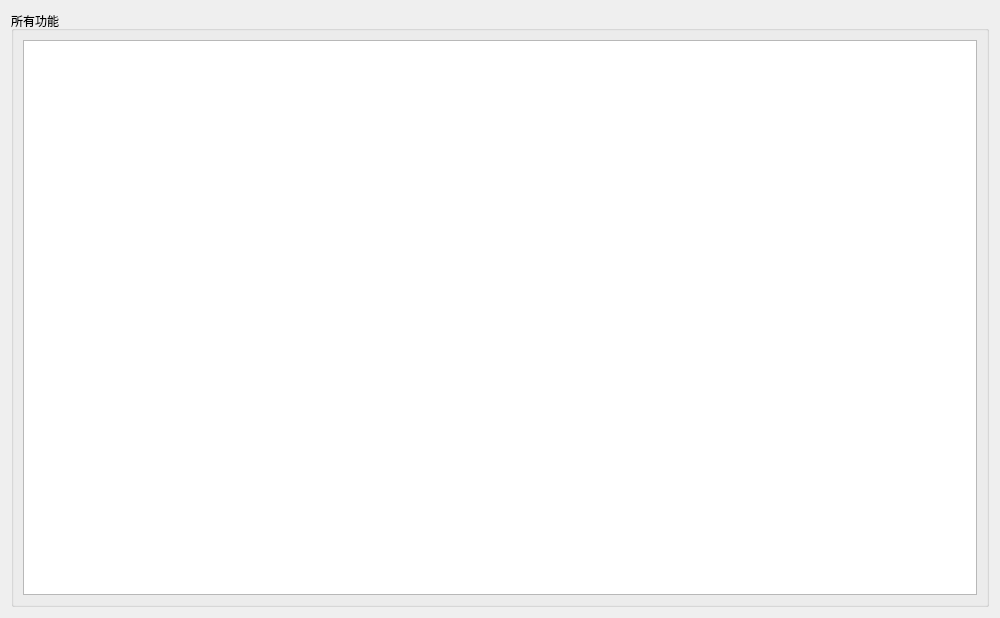
Before: the Qt Designer form Ui/welcome.ui in 1604042736/MinecraftLauncher, drawn with Qt 5.
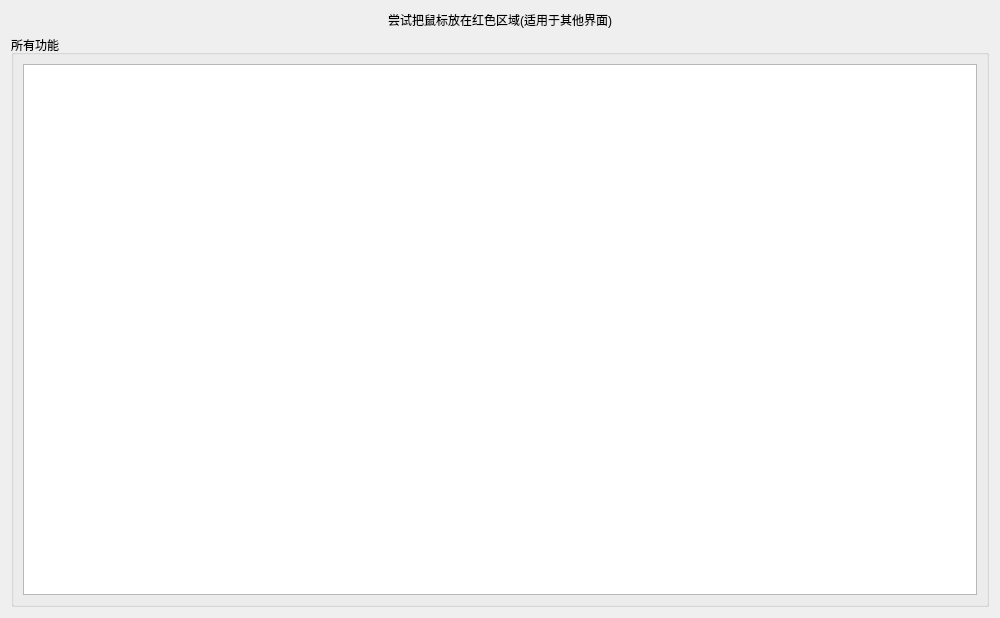
After: the same form once the commit is applied. Custom widgets are drawn as their Qt base class.

Diff of the .ui file:
```diff
--- a/Ui/welcome.ui
+++ b/Ui/welcome.ui
@@ -14,7 +14,7 @@
    <string>欢迎</string>
   </property>
   <layout class="QGridLayout" name="gridLayout">
-   <item row="0" column="0">
+   <item row="1" column="0">
     <widget class="QGroupBox" name="groupBox">
      <property name="title">
       <string>所有功能</string>
@@ -26,6 +26,16 @@
      </layout>
     </widget>
    </item>
+   <item row="0" column="0">
+    <widget class="QLabel" name="label">
+     <property name="text">
+      <string>尝试把鼠标放在红色区域(适用于其他界面)</string>
+     </property>
+     <property name="alignment">
+      <set>Qt::AlignCenter</set>
+     </property>
+    </widget>
+   </item>
   </layout>
  </widget>
  <customwidgets>
```
